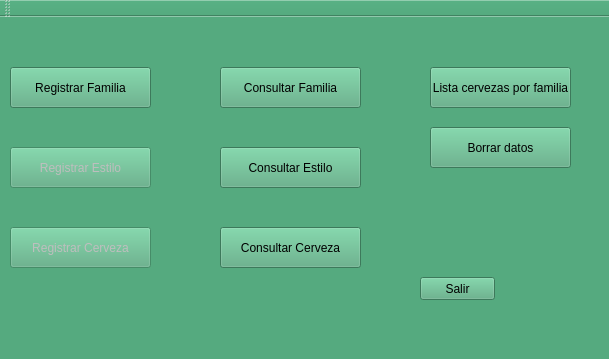
The window that EDCervezas/ventanaprincipal.ui (RARUTO21/EDProgra2) describes before a commit, drawn with Qt 5.
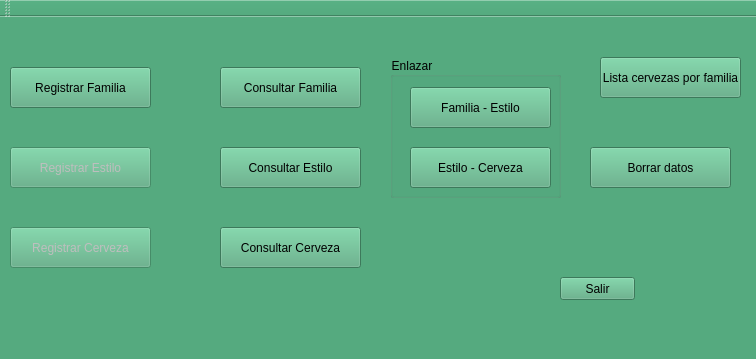
The same window after the commit.

Commit message:
Agregada la función para enlazar nodos!
Se puede enlazar:
    Familia <-> Estilo
    Estilo <-> Cerveza

What changed in the file:
```diff
--- a/EDCervezas/ventanaprincipal.ui
+++ b/EDCervezas/ventanaprincipal.ui
@@ -6,7 +6,7 @@
    <rect>
     <x>0</x>
     <y>0</y>
-    <width>609</width>
+    <width>756</width>
     <height>359</height>
    </rect>
   </property>
@@ -36,7 +36,7 @@
    <widget class="QPushButton" name="btnsalir">
     <property name="geometry">
      <rect>
-      <x>420</x>
+      <x>560</x>
       <y>260</y>
       <width>75</width>
       <height>23</height>
@@ -65,8 +65,8 @@
    <widget class="QPushButton" name="btnListaCervezas">
     <property name="geometry">
      <rect>
-      <x>430</x>
-      <y>50</y>
+      <x>600</x>
+      <y>40</y>
       <width>141</width>
       <height>41</height>
      </rect>
@@ -81,8 +81,8 @@
    <widget class="QPushButton" name="btnBorrarDatos">
     <property name="geometry">
      <rect>
-      <x>430</x>
-      <y>110</y>
+      <x>590</x>
+      <y>130</y>
       <width>141</width>
       <height>41</height>
      </rect>
@@ -149,6 +149,45 @@
      <string>Consultar Familia</string>
     </property>
    </widget>
+   <widget class="QGroupBox" name="groupBox">
+    <property name="geometry">
+     <rect>
+      <x>390</x>
+      <y>40</y>
+      <width>171</width>
+      <height>141</height>
+     </rect>
+    </property>
+    <property name="title">
+     <string>Enlazar</string>
+    </property>
+    <widget class="QPushButton" name="btnEnlazarFamiliaEstilo">
+     <property name="geometry">
+      <rect>
+       <x>20</x>
+       <y>30</y>
+       <width>141</width>
+       <height>41</height>
+      </rect>
+     </property>
+     <property name="text">
+      <string>Familia - Estilo</string>
+     </property>
+    </widget>
+    <widget class="QPushButton" name="btnEnlazarEstiloCerveza">
+     <property name="geometry">
+      <rect>
+       <x>20</x>
+       <y>90</y>
+       <width>141</width>
+       <height>41</height>
+      </rect>
+     </property>
+     <property name="text">
+      <string>Estilo - Cerveza</string>
+     </property>
+    </widget>
+   </widget>
   </widget>
   <widget class="QMenuBar" name="menuBar">
    <property name="geometry">
```
Left out of the diff: 2 changed lines with no effect on the pictures. The commit also changes 48 other files.
